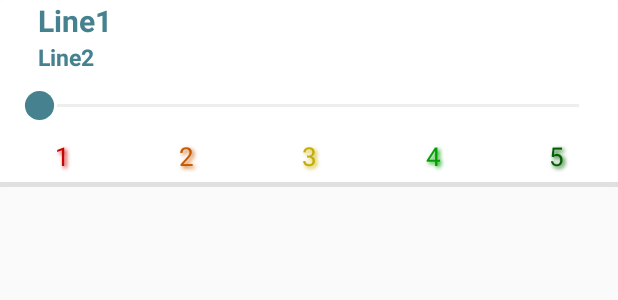
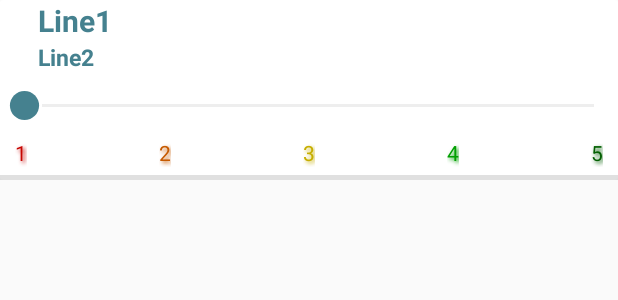
Before and after one commit to Drioskarii/velfaerdsApp, an Android app: the layout questions_item.xml on its own in the app's theme, with its tools: preview values and no code run, on a phone screen of 412 x 824 dp. Shown: the top 300 px of the screen. Run offline under Robolectric (Android 15) with nearby library versions, the phone set to English and light mode, and no system bars.

Commit message:
questions_item.xml scaling

```diff
--- a/app/src/main/java/QuestionsAdapter/ModAdapter.java
+++ b/app/src/main/java/QuestionsAdapter/ModAdapter.java
@@ -2,11 +2,14 @@ package QuestionsAdapter;
 
 import android.content.Context;
 import android.content.SharedPreferences;
+import android.util.DisplayMetrics;
+import android.util.Log;
 import android.view.LayoutInflater;
 import android.view.View;
 import android.view.ViewGroup;
 import android.widget.BaseAdapter;
 import android.widget.ImageView;
+import android.widget.LinearLayout;
 import android.widget.SeekBar;
 import android.widget.TextView;
 
@@ -105,4 +108,8 @@ public class ModAdapter extends BaseAdapter {
         ModPage.checkPoints();
         return itemView;
     }
+
+    public static int dpToPx(int dp, Context context){
+        return dp * ((int) context.getResources().getDisplayMetrics().densityDpi / DisplayMetrics.DENSITY_DEFAULT);
+    }
 }
--- a/app/src/main/res/layout-v21/questions_item.xml
+++ b/app/src/main/res/layout-v21/questions_item.xml
@@ -60,31 +60,33 @@
                 android:columnCount="1"
                 android:layout_gravity="center">
 
+                <LinearLayout
+                    android:id="@+id/seekBarContainer"
+                    android:layout_width="match_parent"
+                    android:layout_height="wrap_content">
                     <SeekBar
                         android:id="@+id/seekBar"
                         android:min="1"
                         android:max="5"
+                        android:paddingTop="10dp"
+                        android:paddingBottom="10dp"
                         android:layout_width="match_parent"
                         android:layout_height="wrap_content"
                         android:layout_row="1"
-                    android:padding="2dp"
-                    android:layout_marginLeft="20dp"
-                    android:layout_marginRight="20dp"
                         android:thumb="@drawable/ic_seek_thumb_1_23"
                         android:progressTint="#00000000"
                         style="@style/Widget.AppCompat.ActionBar.Solid"/>
-                <GridLayout
+                </LinearLayout>
+                <androidx.constraintlayout.widget.ConstraintLayout
                     android:layout_height="wrap_content"
                     android:layout_width="match_parent"
-                    android:layout_row="2"
-                    android:rowCount="1"
-                    android:columnCount="5">
+                    android:paddingRight="10dp"
+                    android:paddingLeft="10dp">
 
                     <TextView
+                        android:id="@+id/seekBarTxt1"
                         android:layout_width="wrap_content"
-                        android:layout_height="match_parent"
-                        android:layout_column="0"
-                        android:layout_columnWeight="1"
+                        android:layout_height="wrap_content"
                         android:fontFamily="sans-serif"
                         android:shadowColor="@color/red"
                         android:shadowDx="2"
@@ -93,43 +95,51 @@
                         android:text="@string/_1"
                         android:textAlignment="center"
                         android:textColor="@color/red"
-                        android:textSize="14sp"></TextView>
+                        android:textSize="14sp"
+                        app:layout_constraintBottom_toBottomOf="parent"
+                        app:layout_constraintStart_toStartOf="parent"
+                        app:layout_constraintTop_toTopOf="parent"></TextView>
+
                     <TextView
+                        android:id="@+id/seekBarTxt2"
+                        android:layout_width="wrap_content"
                         android:layout_height="wrap_content"
-                        android:layout_width="wrap_content"
-                        android:layout_column="1"
-                        android:layout_columnWeight="1"
-                        android:text="@string/_2"
-                        android:textAlignment="center"
-                        android:textColor="@color/orange"
                         android:fontFamily="sans-serif"
                         android:shadowColor="@color/orange"
                         android:shadowDx="2"
                         android:shadowDy="2"
                         android:shadowRadius="3"
-                        android:textSize="14sp">
-                    </TextView>
+                        android:text="@string/_2"
+                        android:textAlignment="center"
+                        android:textColor="@color/orange"
+                        android:textSize="14sp"
+                        app:layout_constraintBottom_toBottomOf="parent"
+                        app:layout_constraintLeft_toRightOf="@+id/seekBarTxt1"
+                        app:layout_constraintRight_toLeftOf="@+id/seekBarTxt3"
+                        app:layout_constraintTop_toTopOf="parent"></TextView>
+
                     <TextView
+                        android:id="@+id/seekBarTxt3"
+                        android:layout_width="wrap_content"
                         android:layout_height="wrap_content"
-                        android:layout_width="wrap_content"
-                        android:layout_column="2"
-                        android:layout_columnWeight="1"
-                        android:text="@string/_3"
-                        android:textAlignment="center"
-                        android:textColor="@color/yellow"
                         android:fontFamily="sans-serif"
                         android:shadowColor="@color/yellow"
                         android:shadowDx="2"
                         android:shadowDy="2"
                         android:shadowRadius="3"
-                        android:textSize="14sp">
-                    </TextView>
+                        android:text="@string/_3"
+                        android:textAlignment="center"
+                        android:textColor="@color/yellow"
+                        android:textSize="14sp"
+                        app:layout_constraintBottom_toBottomOf="parent"
+                        app:layout_constraintLeft_toRightOf="@+id/seekBarTxt2"
+                        app:layout_constraintRight_toLeftOf="@+id/seekBarTxt4"
+                        app:layout_constraintTop_toTopOf="parent"></TextView>
 
                     <TextView
+                        android:id="@+id/seekBarTxt4"
                         android:layout_width="wrap_content"
-                        android:layout_height="match_parent"
-                        android:layout_column="3"
-                        android:layout_columnWeight="1"
+                        android:layout_height="wrap_content"
                         android:fontFamily="sans-serif"
                         android:shadowColor="@color/lightgreen"
                         android:shadowDx="2"
@@ -138,23 +148,31 @@
                         android:text="@string/_4"
                         android:textAlignment="center"
                         android:textColor="@color/lightgreen"
-                        android:textSize="14sp"></TextView>
+                        android:textSize="14sp"
+                        app:layout_constraintBottom_toBottomOf="parent"
+                        app:layout_constraintLeft_toRightOf="@+id/seekBarTxt3"
+                        app:layout_constraintRight_toLeftOf="@+id/seekBarTxt5"
+                        app:layout_constraintTop_toTopOf="parent"></TextView>
+
                     <TextView
+                        android:id="@+id/seekBarTxt5"
+                        android:layout_width="wrap_content"
                         android:layout_height="wrap_content"
-                        android:layout_width="wrap_content"
-                        android:layout_column="4"
-                        android:layout_columnWeight="1"
-                        android:text="@string/_5"
-                        android:textAlignment="center"
-                        android:textColor="@color/green"
                         android:fontFamily="sans-serif"
                         android:shadowColor="@color/green"
                         android:shadowDx="2"
                         android:shadowDy="2"
                         android:shadowRadius="3"
-                        android:textSize="14sp"/>
+                        android:text="@string/_5"
+                        android:textAlignment="center"
+                        android:textColor="@color/green"
+                        android:textSize="14sp"
+                        app:layout_constraintBottom_toBottomOf="parent"
+                        app:layout_constraintEnd_toEndOf="parent"
+                        app:layout_constraintLeft_toRightOf="@+id/seekBarTxt4"
+                        app:layout_constraintTop_toTopOf="parent" />
 
-                </GridLayout>
+                </androidx.constraintlayout.widget.ConstraintLayout>
             </GridLayout>
             <View style="@style/DividerThick" />
         </LinearLayout>
--- a/app/src/main/res/layout/questions_item.xml
+++ b/app/src/main/res/layout/questions_item.xml
@@ -60,31 +60,33 @@
                 android:columnCount="1"
                 android:layout_gravity="center">
 
+                <LinearLayout
+                    android:id="@+id/seekBarContainer"
+                    android:layout_width="match_parent"
+                    android:layout_height="wrap_content">
                     <SeekBar
                         android:id="@+id/seekBar"
                         android:min="1"
                         android:max="5"
+                        android:paddingTop="10dp"
+                        android:paddingBottom="10dp"
                         android:layout_width="match_parent"
                         android:layout_height="wrap_content"
                         android:layout_row="1"
-                    android:padding="10dp"
-                    android:layout_marginLeft="10dp"
-                    android:layout_marginRight="10dp"
                         android:thumb="@drawable/ic_seek_thumb_1_23"
                         android:progressTint="#00000000"
                         style="@style/Widget.AppCompat.ActionBar.Solid"/>
-                <GridLayout
+                </LinearLayout>
+                <androidx.constraintlayout.widget.ConstraintLayout
                     android:layout_height="wrap_content"
                     android:layout_width="match_parent"
-                    android:layout_row="2"
-                    android:rowCount="1"
-                    android:columnCount="5">
+                    android:paddingRight="10dp"
+                    android:paddingLeft="10dp">
 
                     <TextView
+                        android:id="@+id/seekBarTxt1"
                         android:layout_width="wrap_content"
-                        android:layout_height="match_parent"
-                        android:layout_column="0"
-                        android:layout_columnWeight="1"
+                        android:layout_height="wrap_content"
                         android:fontFamily="sans-serif"
                         android:shadowColor="@color/red"
                         android:shadowDx="2"
@@ -93,43 +95,51 @@
                         android:text="@string/_1"
                         android:textAlignment="center"
                         android:textColor="@color/red"
-                        android:textSize="17sp"></TextView>
+                        android:textSize="14sp"
+                        app:layout_constraintBottom_toBottomOf="parent"
+                        app:layout_constraintStart_toStartOf="parent"
+                        app:layout_constraintTop_toTopOf="parent"></TextView>
+
                     <TextView
+                        android:id="@+id/seekBarTxt2"
+                        android:layout_width="wrap_content"
                         android:layout_height="wrap_content"
-                        android:layout_width="wrap_content"
-                        android:layout_column="1"
-                        android:layout_columnWeight="1"
-                        android:text="@string/_2"
-                        android:textAlignment="center"
-                        android:textColor="@color/orange"
                         android:fontFamily="sans-serif"
                         android:shadowColor="@color/orange"
                         android:shadowDx="2"
                         android:shadowDy="2"
                         android:shadowRadius="3"
-                        android:textSize="17sp">
-                    </TextView>
+                        android:text="@string/_2"
+                        android:textAlignment="center"
+                        android:textColor="@color/orange"
+                        android:textSize="14sp"
+                        app:layout_constraintBottom_toBottomOf="parent"
+                        app:layout_constraintLeft_toRightOf="@+id/seekBarTxt1"
+                        app:layout_constraintRight_toLeftOf="@+id/seekBarTxt3"
+                        app:layout_constraintTop_toTopOf="parent"></TextView>
+
                     <TextView
+                        android:id="@+id/seekBarTxt3"
+                        android:layout_width="wrap_content"
                         android:layout_height="wrap_content"
-                        android:layout_width="wrap_content"
-                        android:layout_column="2"
-                        android:layout_columnWeight="1"
-                        android:text="@string/_3"
-                        android:textAlignment="center"
-                        android:textColor="@color/yellow"
                         android:fontFamily="sans-serif"
                         android:shadowColor="@color/yellow"
                         android:shadowDx="2"
                         android:shadowDy="2"
                         android:shadowRadius="3"
-                        android:textSize="17sp">
-                    </TextView>
+                        android:text="@string/_3"
+                        android:textAlignment="center"
+                        android:textColor="@color/yellow"
+                        android:textSize="14sp"
+                        app:layout_constraintBottom_toBottomOf="parent"
+                        app:layout_constraintLeft_toRightOf="@+id/seekBarTxt2"
+                        app:layout_constraintRight_toLeftOf="@+id/seekBarTxt4"
+                        app:layout_constraintTop_toTopOf="parent"></TextView>
 
                     <TextView
+                        android:id="@+id/seekBarTxt4"
                         android:layout_width="wrap_content"
-                        android:layout_height="match_parent"
-                        android:layout_column="3"
-                        android:layout_columnWeight="1"
+                        android:layout_height="wrap_content"
                         android:fontFamily="sans-serif"
                         android:shadowColor="@color/lightgreen"
                         android:shadowDx="2"
@@ -138,23 +148,31 @@
                         android:text="@string/_4"
                         android:textAlignment="center"
                         android:textColor="@color/lightgreen"
-                        android:textSize="17sp"></TextView>
+                        android:textSize="14sp"
+                        app:layout_constraintBottom_toBottomOf="parent"
+                        app:layout_constraintLeft_toRightOf="@+id/seekBarTxt3"
+                        app:layout_constraintRight_toLeftOf="@+id/seekBarTxt5"
+                        app:layout_constraintTop_toTopOf="parent"></TextView>
+
                     <TextView
+                        android:id="@+id/seekBarTxt5"
+                        android:layout_width="wrap_content"
                         android:layout_height="wrap_content"
-                        android:layout_width="wrap_content"
-                        android:layout_column="4"
-                        android:layout_columnWeight="1"
-                        android:text="@string/_5"
-                        android:textAlignment="center"
-                        android:textColor="@color/green"
                         android:fontFamily="sans-serif"
                         android:shadowColor="@color/green"
                         android:shadowDx="2"
                         android:shadowDy="2"
                         android:shadowRadius="3"
-                        android:textSize="17sp"/>
+                        android:text="@string/_5"
+                        android:textAlignment="center"
+                        android:textColor="@color/green"
+                        android:textSize="14sp"
+                        app:layout_constraintBottom_toBottomOf="parent"
+                        app:layout_constraintEnd_toEndOf="parent"
+                        app:layout_constraintLeft_toRightOf="@+id/seekBarTxt4"
+                        app:layout_constraintTop_toTopOf="parent" />
 
-                </GridLayout>
+                </androidx.constraintlayout.widget.ConstraintLayout>
             </GridLayout>
             <View style="@style/DividerThick" />
         </LinearLayout>
```
Lines whose indentation alone changed are shown as unchanged.
